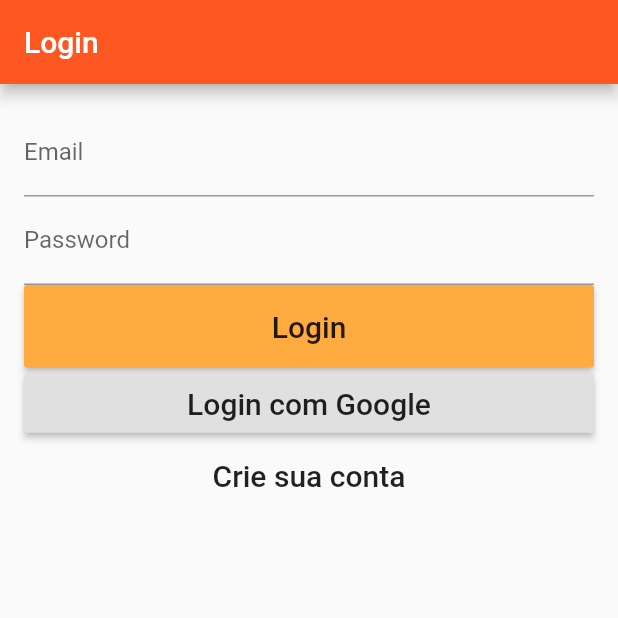
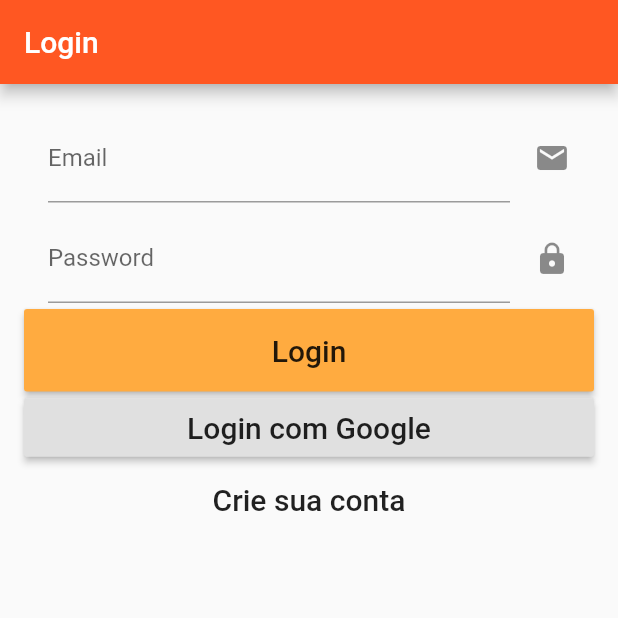
Before and after one commit to MarceloxAlves/ai_pede, a Flutter app: the screen it shows after launch, after a tap on "Login com Google", on a phone screen of 412 x 824 dp, the top half of it. Run offline on Flutter 3.47's test engine with Material 2 defaults, Android fonts, the phone set to English and light mode, and no system bars; our stand-ins replace cloud_firestore, firebase_auth, google_maps_flutter, google_sign_in, location; missing offline and left inert: autocomplete_textfield; accounts and stored records are empty.

```diff
--- a/lib/screens/login_screen.dart
+++ b/lib/screens/login_screen.dart
@@ -50,16 +50,16 @@ class _LoginPageState extends State<LoginPage> {
     }
   }
 
-  Future loginGoogle() async {
+  Future<FirebaseUser> loginGoogle() async {
     final FirebaseAuth _fAuth = FirebaseAuth.instance;
     final GoogleSignIn _gSignIn = new GoogleSignIn();
 
-
+    print('logado1');
     GoogleSignInAccount googleSignInAccount = await _gSignIn.signIn();
+    print('logado2');
     GoogleSignInAuthentication authentication = await googleSignInAccount.authentication;
     FirebaseUser user = await _fAuth.signInWithGoogle(idToken: authentication.idToken, accessToken: authentication.accessToken);
-    print(user.displayName);
-    print(user.email);
+
 
   }
 
@@ -97,19 +97,27 @@ class _LoginPageState extends State<LoginPage> {
 
   List<Widget> buildInputs(){
     return [
-      TextFormField(
+      ListTile(
+        trailing: Icon(Icons.email),
+        title: TextFormField(
           decoration: new InputDecoration(labelText: 'Email'),
           validator: (value) =>
           value.isEmpty ? 'Email não pode estar  vazio!' : null,
           onSaved: (value) => _email = value,
         ),
-      TextFormField(
+
+      ),
+      ListTile(
+        trailing: Icon(Icons.lock),
+        title: TextFormField(
           decoration: new InputDecoration(labelText: 'Password'),
           validator: (value) =>
           value.isEmpty ? 'Senha não pode estar vazio!' : null,
           obscureText: true,
           onSaved: (value) => _password = value,
         ),
+
+      )
     ];
   }
 
```
Lines whose indentation alone changed are shown as unchanged.
